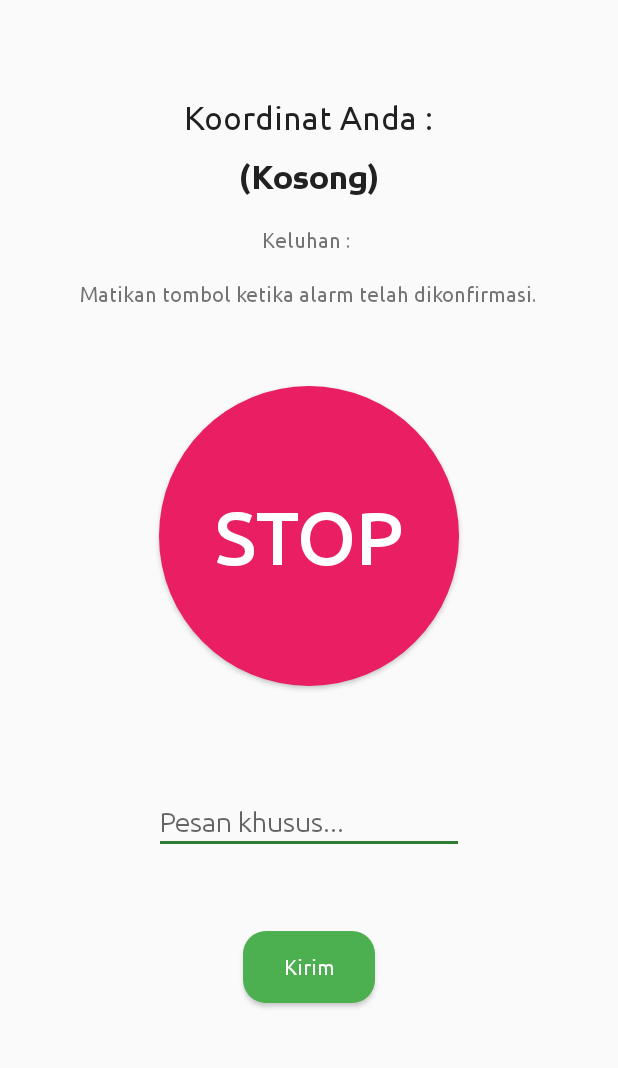
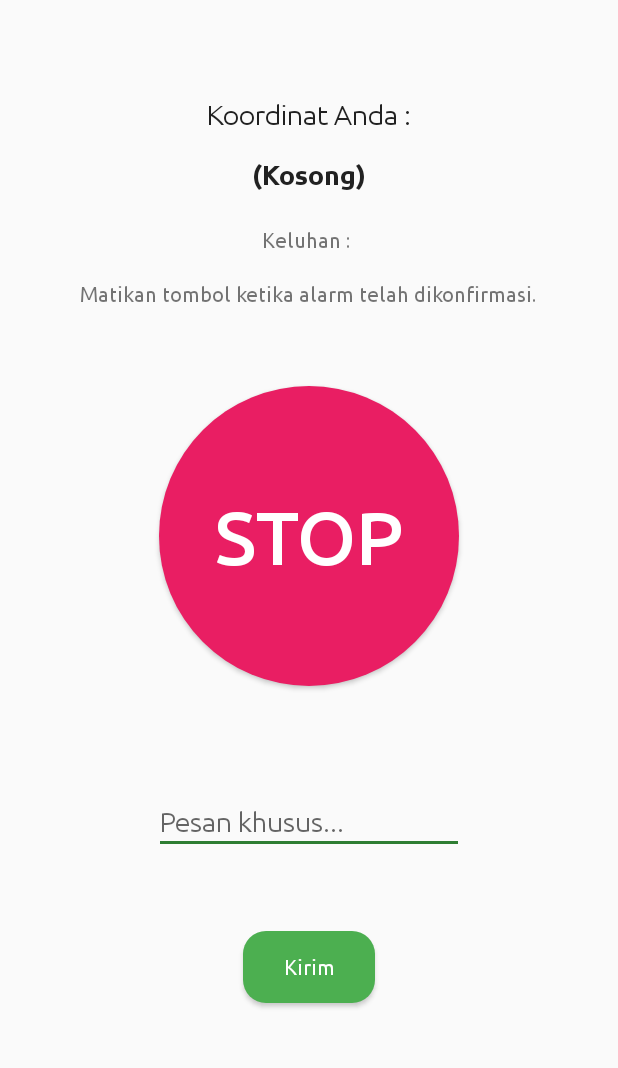
Before and after one commit to indakabarody/panicbutton-android, an Android app: the layout activity_active_button.xml on its own in the app's theme, with its tools: preview values and no code run, on a phone screen of 412 x 824 dp, the part 82-1150 px from its top. Run offline under Robolectric (Android 15) with nearby library versions, the light colour scheme and no system bars.

Commit message:
Fixed coordinate size

```diff
--- a/app/src/main/res/layout/activity_active_button.xml
+++ b/app/src/main/res/layout/activity_active_button.xml
@@ -30,6 +30,7 @@
         app:layout_constraintVertical_bias="0.15"
         android:fontFamily="@font/ubuntu_regular"
         android:text="Koordinat Anda :"
+        android:textSize="8pt"
         android:textAppearance="?android:textAppearanceLarge" />
 
     <TextView
@@ -43,6 +44,7 @@
         app:layout_constraintVertical_bias="0.20"
         android:fontFamily="@font/ubuntu_bold"
         android:text="(Kosong)"
+        android:textSize="8pt"
         android:textAppearance="?android:textAppearanceLarge" />
 
     <TextView
```
